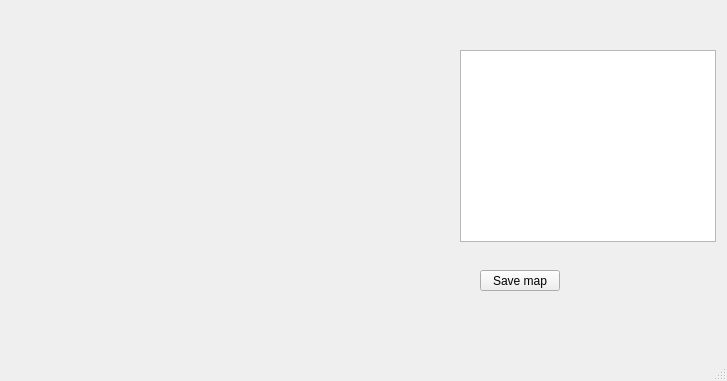
Above: LevelEditor/editorwindow.ui from jontisch/SokoBan before the change. Below: the same form after it.
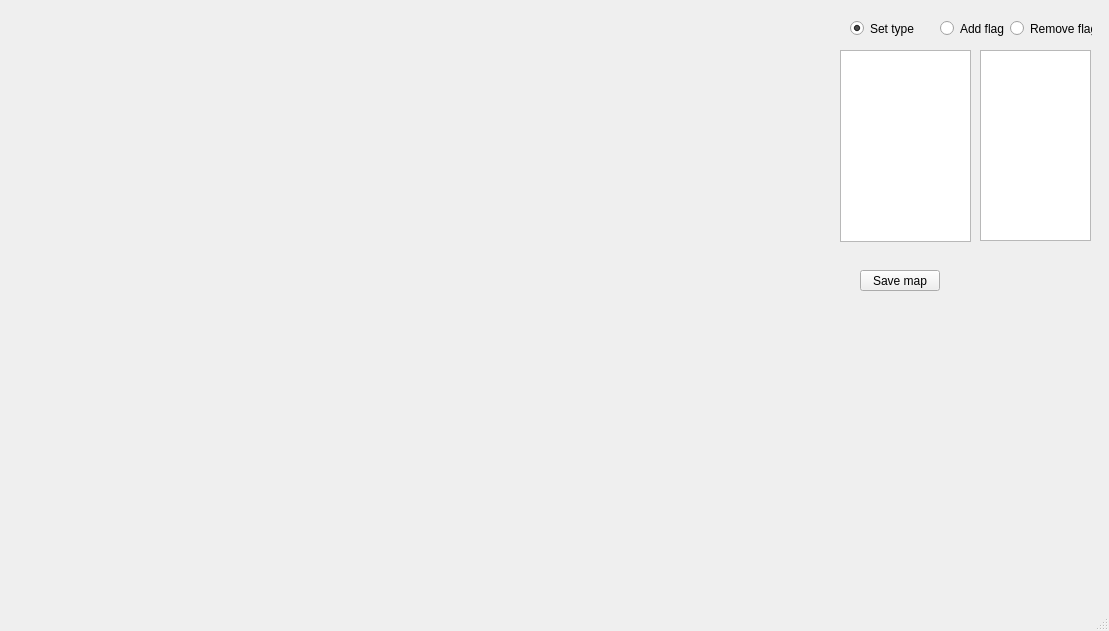
That is the form after the change.

What changed in the file:
```diff
--- a/LevelEditor/editorwindow.ui
+++ b/LevelEditor/editorwindow.ui
@@ -6,8 +6,8 @@
    <rect>
     <x>0</x>
     <y>0</y>
-    <width>727</width>
-    <height>381</height>
+    <width>1109</width>
+    <height>631</height>
    </rect>
   </property>
   <property name="windowTitle">
@@ -17,9 +17,9 @@
    <widget class="QListWidget" name="list_tile_types">
     <property name="geometry">
      <rect>
-      <x>460</x>
+      <x>840</x>
       <y>50</y>
-      <width>256</width>
+      <width>131</width>
       <height>192</height>
      </rect>
     </property>
@@ -27,7 +27,7 @@
    <widget class="QPushButton" name="save_button">
     <property name="geometry">
      <rect>
-      <x>480</x>
+      <x>860</x>
       <y>270</y>
       <width>80</width>
       <height>21</height>
@@ -37,6 +37,58 @@
      <string>Save map</string>
     </property>
    </widget>
+   <widget class="QListWidget" name="list_flags">
+    <property name="geometry">
+     <rect>
+      <x>980</x>
+      <y>50</y>
+      <width>111</width>
+      <height>191</height>
+     </rect>
+    </property>
+   </widget>
+   <widget class="QRadioButton" name="radio_add_flag">
+    <property name="geometry">
+     <rect>
+      <x>940</x>
+      <y>20</y>
+      <width>82</width>
+      <height>17</height>
+     </rect>
+    </property>
+    <property name="text">
+     <string>Add flag</string>
+    </property>
+   </widget>
+   <widget class="QRadioButton" name="radio_remove_flag">
+    <property name="geometry">
+     <rect>
+      <x>1010</x>
+      <y>20</y>
+      <width>82</width>
+      <height>17</height>
+     </rect>
+    </property>
+    <property name="text">
+     <string>Remove flag</string>
+    </property>
+   </widget>
+   <widget class="QRadioButton" name="radio_set_type">
+    <property name="geometry">
+     <rect>
+      <x>850</x>
+      <y>20</y>
+      <width>82</width>
+      <height>17</height>
+     </rect>
+    </property>
+    <property name="text">
+     <string>Set type</string>
+    </property>
+    <property name="checked">
+     <bool>true</bool>
+    </property>
+   </widget>
   </widget>
   <widget class="QStatusBar" name="statusBar"/>
  </widget>
```
